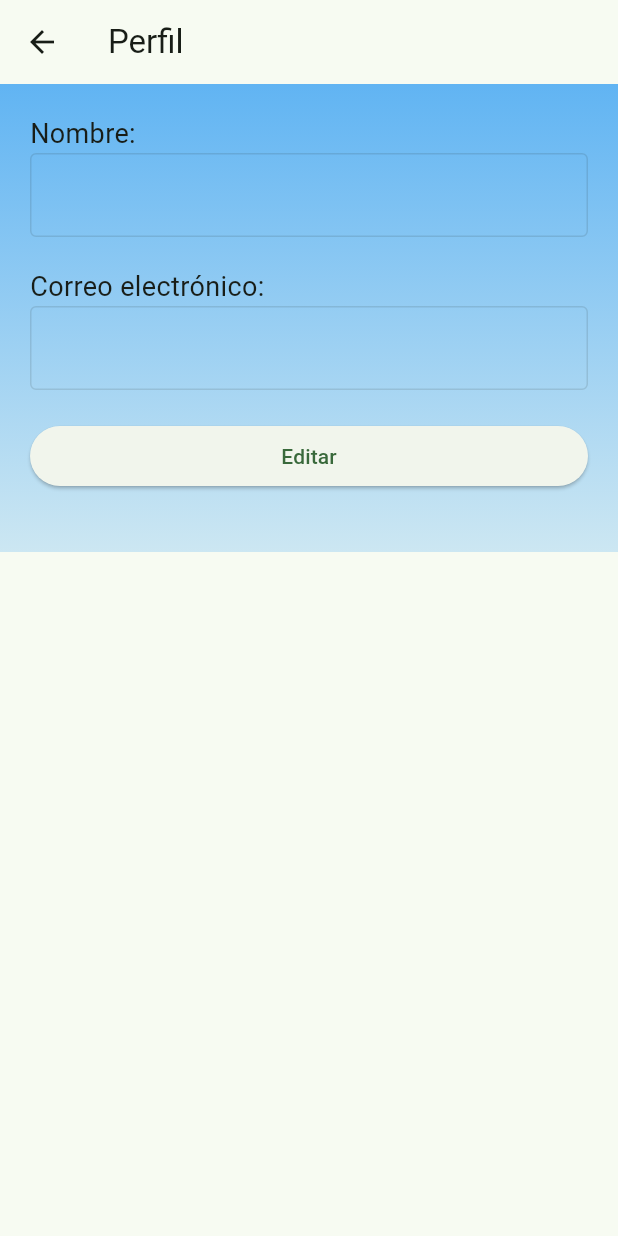
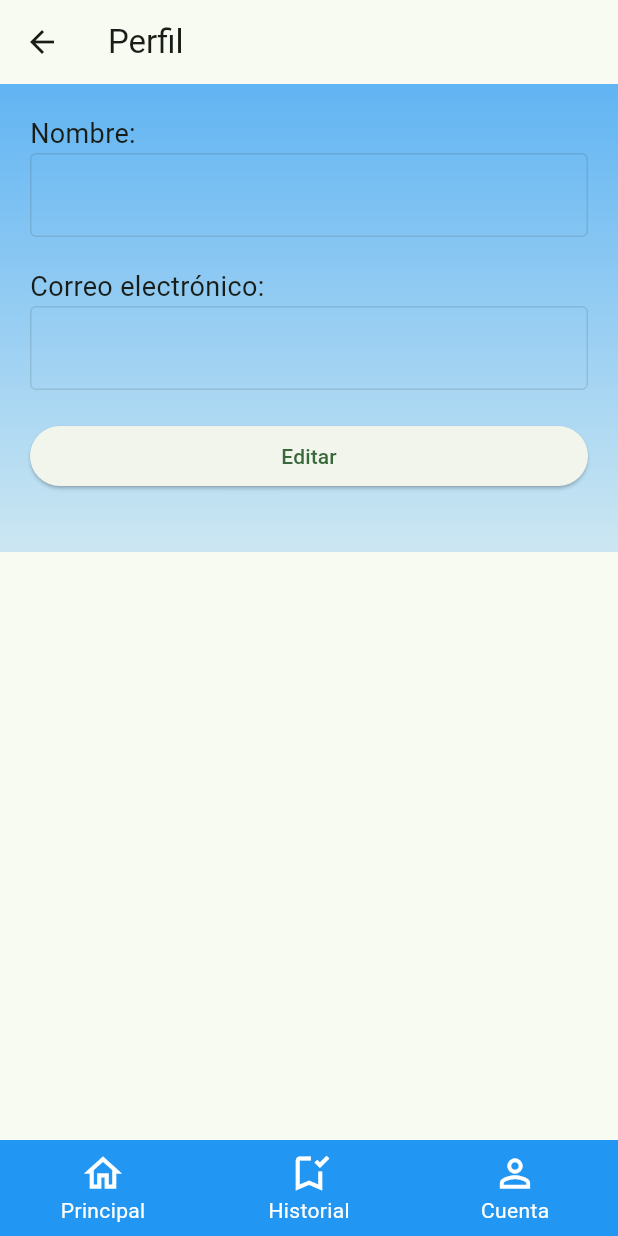
Before and after one commit to Arimagod/proyectoFlutter, a Flutter app: the ProfilePage screen opened directly, on a phone screen of 412 x 824 dp. Run offline on Flutter 3.47's test engine with Material 3 defaults, Android fonts, the phone set to English and light mode, and no system bars; our stand-ins replace shared_preferences; accounts and stored records are empty; network calls fail.

```diff
--- a/lib/models/HabitType.dart
+++ b/lib/models/HabitType.dart
@@ -1,20 +1,25 @@
 class HabitType{
   final int id;
   final String type;
+  final int user_id;
+
 
   const HabitType({
     required this.id,
     required this.type,
+    required this.user_id,
   });
 
   factory HabitType.fromJson(Map<String, dynamic> json){
     return switch(json){{
       'id': int id,
       'type': String type,
+      'user_id': int user_id,
     }=>
     HabitType(
       id: id,
       type: type,
+      user_id: user_id,
     ),
     _=> throw const FormatException('Fallo al cargar modelo'),
     };
--- a/lib/screens/users/UserProfile.dart
+++ b/lib/screens/users/UserProfile.dart
@@ -1,5 +1,7 @@
 import 'package:flutter/material.dart';
 import 'package:http/http.dart' as http;
+import 'package:proyecto/HomePage.dart';
+import 'package:proyecto/screens/habits/HabitDetail.dart';
 import 'package:proyecto/screens/login/AuthService.dart';
 
 class ProfilePage extends StatefulWidget {
@@ -149,6 +151,73 @@ class _ProfilePageState extends State<ProfilePage> {
           ),
         ),
       ),
+      bottomNavigationBar: BottomNavigationBar(
+        type: BottomNavigationBarType.fixed,
+        backgroundColor: Colors.blue,
+        items: const <BottomNavigationBarItem>[
+          BottomNavigationBarItem(
+            icon: Icon(
+              Icons.home_outlined,
+              size: 30,
+              color: Colors.white,
+            ),
+            label: "Principal",
+          ),
+          BottomNavigationBarItem(
+            icon: Icon(
+              Icons.bookmark_added_outlined,
+              size: 30,
+              color: Colors.white,
+            ),
+            label: "Historial",
+          ),
+
+          BottomNavigationBarItem(
+            icon: Icon(
+              Icons.person_outline,
+              size: 30,
+              color: Colors.white,
+            ),
+            label: "Cuenta",
+          ),
+        ],
+        selectedLabelStyle: const TextStyle(
+          fontSize: 14,
+          color: Colors.white,
+        ),
+        unselectedLabelStyle: const TextStyle(
+          fontSize: 14,
+          color: Colors.white,
+        ),
+        selectedItemColor: Colors.white,
+        unselectedItemColor: Colors.white,
+        selectedFontSize: 15,
+        unselectedFontSize: 15,
+        onTap: (int index) {
+          switch (index) {
+            case 0:
+              Navigator.push(
+                context,
+                MaterialPageRoute(builder: (context) => const HomePage()),
+              );
+              break;
+            case 1:
+              Navigator.push(
+                context,
+                MaterialPageRoute(builder: (context) => const HabitDetail()),
+              );
+              break;
+
+            case 2:
+              Navigator.push(
+                context,
+                MaterialPageRoute(builder: (context) => ProfilePage()),
+              );
+              break;
+          }
+        },
+        elevation: 0.0,
+      ),
     );
   }
 }
```
Also changed, not shown: lib/HomePage.dart (+12 -0 lines), lib/screens/habits/CreateHabitPage.dart (+6 -87 lines), lib/screens/habits/HabitList.dart (+1 -10 lines).
